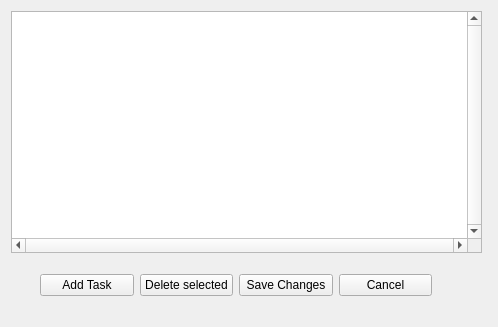
The window that src/view/EditCommittees.ui (RachelSugar/cooper) describes before a commit, drawn with Qt 5.
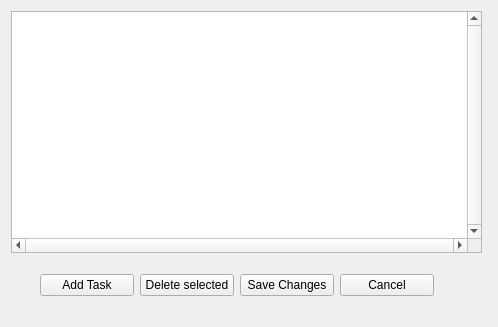
The same window after the commit.

Commit message: edit committee displays list of committee names only

The edit to the form file:
```diff
--- a/src/view/EditCommittees.ui
+++ b/src/view/EditCommittees.ui
@@ -45,7 +45,7 @@
     <rect>
      <x>40</x>
      <y>270</y>
-     <width>392</width>
+     <width>394</width>
      <height>31</height>
     </rect>
    </property>
```
Left out of the diff: 3 changed lines with no effect on the pictures. The commit also changes 2 other files.
